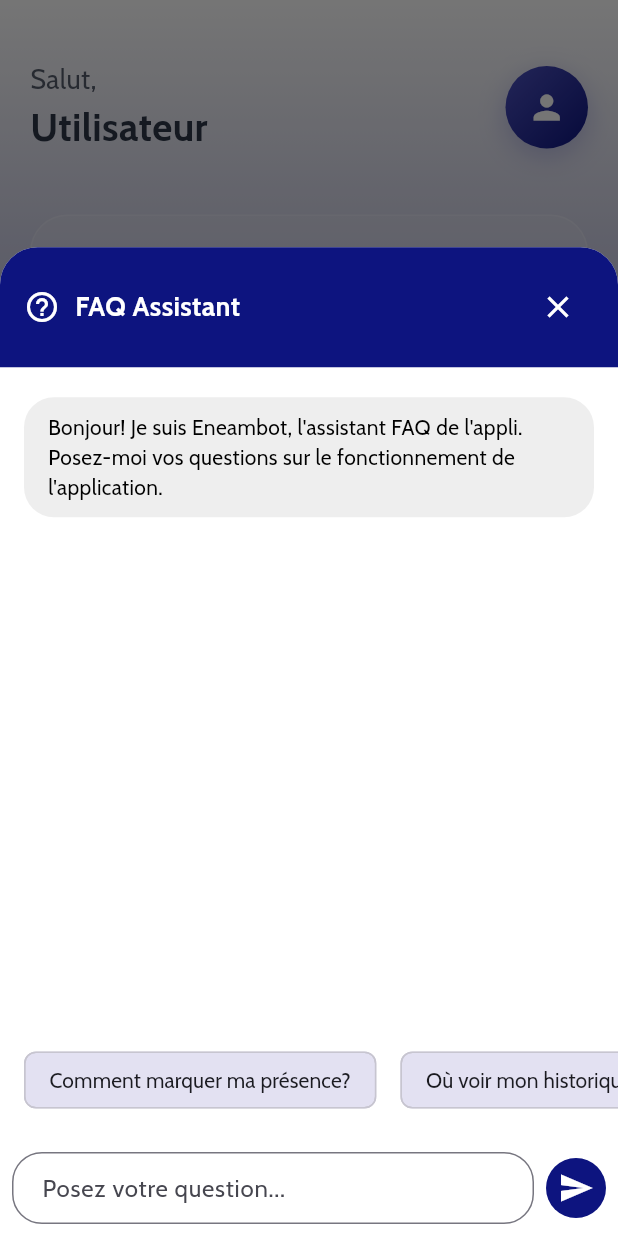
After one commit to Happyazondekon/AttendanceTrack, a Flutter app: the HomeScreen screen opened directly, after a tap on the "chat" icon, on a phone screen of 412 x 824 dp. The commit adds this screen. Run offline on Flutter 3.47's test engine with Material 3 defaults, Android fonts, the phone set to English and light mode, and no system bars; our stand-ins replace cookie_jar, dio, dio_cookie_manager, flutter_secure_storage, geolocator, lottie; missing offline and left inert: mobile_scanner; accounts and stored records are empty.

Commit message:
Ajout d'un Chatbot

```diff
--- /dev/null
+++ b/lib/screens/faq_chatbot.dart
@@ -0,0 +1,229 @@
+import 'package:flutter/material.dart';
+
+class FAQChatBot {
+  static final Map<String, String> faqQuestions = {
+    "Comment marquer ma présence?": "Pour marquer votre présence, allez dans le menu principal et cliquez sur 'Scanner pour valider'. Scannez ensuite le QR code affiché en cours.",
+    "Où voir mon historique?": "L'historique de vos présences est disponible dans la section 'Historique de Présences' du menu principal.",
+    "Comment fonctionne l'emploi du temps?": "L'emploi du temps affiche vos cours programmés. Vous pouvez le consulter dans la section 'Mon Emploi du Temps'.",
+    "Que faire si je suis sénateur?": "Si vous êtes sénateur, vous aurez accès à des fonctions supplémentaires pour gérer les présences des étudiants.",
+    "Problème de connexion?": "Vérifiez votre connexion internet. Si le problème persiste, contactez le support technique de l'école.",
+  };
+
+  static List<String> getSuggestions(String query) {
+    return faqQuestions.keys.where((question) {
+      return question.toLowerCase().contains(query.toLowerCase());
+    }).toList();
+  }
+
+  static String getAnswer(String question) {
+    return faqQuestions[question] ?? "Désolé, je n'ai pas de réponse à cette question. Contactez le support pour plus d'aide.";
+  }
+}
+
+class FAQChatBotPopup extends StatefulWidget {
+  const FAQChatBotPopup({super.key});
+
+  @override
+  State<FAQChatBotPopup> createState() => _FAQChatBotPopupState();
+}
+
+class _FAQChatBotPopupState extends State<FAQChatBotPopup> {
+  final TextEditingController _controller = TextEditingController();
+  List<Map<String, String>> messages = [];
+  List<String> suggestions = [];
+
+  @override
+  void initState() {
+    super.initState();
+    // Message de bienvenue initial
+    messages.add({
+      'sender': 'bot',
+      'text': 'Bonjour! Je suis Eneambot, l\'assistant FAQ de l\'appli. Posez-moi vos questions sur le fonctionnement de l\'application.',
+    });
+    suggestions = FAQChatBot.faqQuestions.keys.toList();
+  }
+
+  @override
+  void dispose() {
+    _controller.dispose();
+    super.dispose();
+  }
+
+  void _sendMessage() {
+    if (_controller.text.isEmpty) return;
+
+    final question = _controller.text;
+    _controller.clear();
+
+    // Ajouter la question de l'utilisateur
+    setState(() {
+      messages.add({
+        'sender': 'user',
+        'text': question,
+      });
+    });
+
+    // Simuler un délai de réponse
+    Future.delayed(const Duration(milliseconds: 500), () {
+      final answer = FAQChatBot.getAnswer(question);
+      setState(() {
+        messages.add({
+          'sender': 'bot',
+          'text': answer,
+        });
+      });
+    });
+  }
+
+  @override
+  Widget build(BuildContext context) {
+    return Container(
+      height: MediaQuery.of(context).size.height * 0.8,
+      decoration: const BoxDecoration(
+        color: Colors.white,
+        borderRadius: BorderRadius.only(
+          topLeft: Radius.circular(25),
+          topRight: Radius.circular(25),
+        ),
+      ),
+      child: Column(
+        children: [
+          // Header du chat
+          Container(
+            padding: const EdgeInsets.all(16),
+            decoration: const BoxDecoration(
+              color: Color(0xFF0D147F),
+              borderRadius: BorderRadius.only(
+                topLeft: Radius.circular(25),
+                topRight: Radius.circular(25),
+              ),
+            ),
+            child: Row(
+              children: [
+                const Icon(Icons.help_outline, color: Colors.white),
+                const SizedBox(width: 10),
+                const Text(
+                  'FAQ Assistant',
+                  style: TextStyle(
+                    color: Colors.white,
+                    fontSize: 18,
+                    fontWeight: FontWeight.bold,
+                  ),
+                ),
+                const Spacer(),
+                IconButton(
+                  icon: const Icon(Icons.close, color: Colors.white),
+                  onPressed: () => Navigator.pop(context),
+                ),
+              ],
+            ),
+          ),
+
+          // Messages
+          Expanded(
+            child: ListView.builder(
+              padding: const EdgeInsets.all(16),
+              itemCount: messages.length,
+              itemBuilder: (context, index) {
+                final message = messages[index];
+                return Align(
+                  alignment: message['sender'] == 'user'
+                      ? Alignment.centerRight
+                      : Alignment.centerLeft,
+                  child: Container(
+                    margin: const EdgeInsets.symmetric(vertical: 4),
+                    padding: const EdgeInsets.symmetric(
+                      horizontal: 16,
+                      vertical: 10,
+                    ),
+                    decoration: BoxDecoration(
+                      color: message['sender'] == 'user'
+                          ? const Color(0xFF0D147F).withOpacity(0.8)
+                          : Colors.grey[200],
+                      borderRadius: BorderRadius.circular(20),
+                    ),
+                    child: Text(
+                      message['text']!,
+                      style: TextStyle(
+                        color: message['sender'] == 'user'
+                            ? Colors.white
+                            : Colors.black,
+                      ),
+                    ),
+                  ),
+                );
+              },
+            ),
+          ),
+
+          // Suggestions
+          SizedBox(
+            height: 80,
+            child: ListView.builder(
+              scrollDirection: Axis.horizontal,
+              padding: const EdgeInsets.symmetric(horizontal: 8),
+              itemCount: suggestions.length,
+              itemBuilder: (context, index) {
+                return Padding(
+                  padding: const EdgeInsets.all(8),
+                  child: ActionChip(
+                    label: Text(suggestions[index]),
+                    onPressed: () {
+                      _controller.text = suggestions[index];
+                      _sendMessage();
+                    },
+                    backgroundColor: const Color(0xFF0D147F).withOpacity(0.1),
+                  ),
+                );
+              },
+            ),
+          ),
+
+          // Champ de saisie
+          Padding(
+            padding: const EdgeInsets.all(8),
+            child: Row(
+              children: [
+                Expanded(
+                  child: TextField(
+                    controller: _controller,
+                    decoration: InputDecoration(
+                      hintText: 'Posez votre question...',
+                      border: OutlineInputBorder(
+                        borderRadius: BorderRadius.circular(20),
+                      ),
+                      contentPadding: const EdgeInsets.symmetric(
+                        horizontal: 16,
+                        vertical: 12,
+                      ),
+                    ),
+                    onSubmitted: (_) => _sendMessage(),
+                  ),
+                ),
+                const SizedBox(width: 8),
+                CircleAvatar(
+                  backgroundColor: const Color(0xFF0D147F),
+                  child: IconButton(
+                    icon: const Icon(Icons.send, color: Colors.white),
+                    onPressed: _sendMessage,
+                  ),
+                ),
+              ],
+            ),
+          ),
+        ],
+      ),
+    );
+  }
+}
+
+void showFAQChatBot(BuildContext context) {
+  showModalBottomSheet(
+    context: context,
+    isScrollControlled: true,
+    backgroundColor: Colors.transparent,
+    builder: (context) {
+      return const FAQChatBotPopup();
+    },
+  );
+}
--- a/lib/screens/home_screen.dart
+++ b/lib/screens/home_screen.dart
@@ -4,7 +4,7 @@ import 'package:eneam/screens/scanqrcode_screen.dart';
 import 'package:eneam/screens/timetable_screen.dart';
 import 'package:eneam/screens/senator_home_screen.dart';
 import 'package:lottie/lottie.dart';
-
+import 'package:eneam/screens/faq_chatbot.dart';
 import 'package:flutter/material.dart';
 
 class HomeScreen extends StatelessWidget {
@@ -20,6 +20,13 @@ class HomeScreen extends StatelessWidget {
   @override
   Widget build(BuildContext context) {
     return Scaffold(
+      floatingActionButton: FloatingActionButton(
+        onPressed: () => showFAQChatBot(context),
+        backgroundColor: const Color(0xFF0D147F),
+        child: const Icon(Icons.chat, color: Colors.white),
+        tooltip: 'Assistant FAQ',
+      ),
+      floatingActionButtonLocation: FloatingActionButtonLocation.endFloat,
       body: Container(
         decoration: const BoxDecoration(
           gradient: LinearGradient(
```
